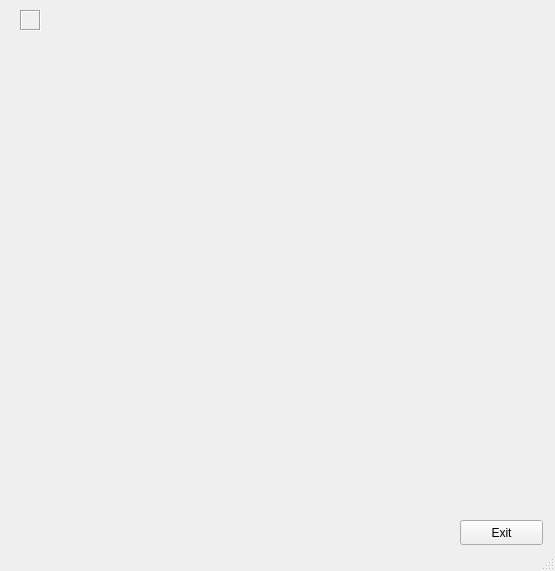
Old version of the form Neuroset/mainwindow.ui in the repository arthur-dao/Neuroset-Simulator.
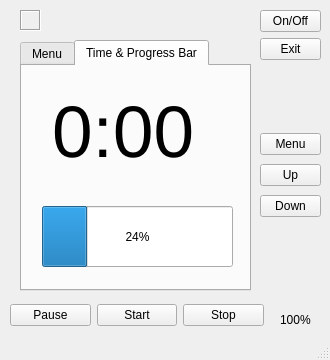
New version of the form. The open tabs and pages were chosen to show the change. Custom widgets are drawn as their Qt base class.

Commit message: rough ui for neureset

Patch:
```diff
--- a/Neuroset/mainwindow.ui
+++ b/Neuroset/mainwindow.ui
@@ -6,28 +6,15 @@
    <rect>
     <x>0</x>
     <y>0</y>
-    <width>555</width>
-    <height>571</height>
+    <width>330</width>
+    <height>360</height>
    </rect>
   </property>
   <property name="windowTitle">
    <string>MainWindow</string>
   </property>
   <widget class="QWidget" name="centralwidget">
-   <widget class="QPushButton" name="exitButton">
-    <property name="geometry">
-     <rect>
-      <x>460</x>
-      <y>520</y>
-      <width>83</width>
-      <height>25</height>
-     </rect>
-    </property>
-    <property name="text">
-     <string>Exit</string>
-    </property>
-   </widget>
-   <widget class="QLedLabel" name="label">
+   <widget class="QLedLabel" name="deviceStatus">
     <property name="geometry">
      <rect>
       <x>20</x>
@@ -46,6 +33,175 @@
      <string/>
     </property>
    </widget>
+   <widget class="QWidget" name="verticalLayoutWidget">
+    <property name="geometry">
+     <rect>
+      <x>260</x>
+      <y>130</y>
+      <width>61</width>
+      <height>91</height>
+     </rect>
+    </property>
+    <layout class="QVBoxLayout" name="MenuControls">
+     <item>
+      <widget class="QPushButton" name="menuButton">
+       <property name="text">
+        <string>Menu</string>
+       </property>
+      </widget>
+     </item>
+     <item>
+      <widget class="QPushButton" name="menuUp">
+       <property name="text">
+        <string>Up</string>
+       </property>
+      </widget>
+     </item>
+     <item>
+      <widget class="QPushButton" name="menuDown">
+       <property name="text">
+        <string>Down</string>
+       </property>
+      </widget>
+     </item>
+    </layout>
+   </widget>
+   <widget class="QWidget" name="horizontalLayoutWidget">
+    <property name="geometry">
+     <rect>
+      <x>10</x>
+      <y>300</y>
+      <width>254</width>
+      <height>31</height>
+     </rect>
+    </property>
+    <layout class="QHBoxLayout" name="ControlButtons">
+     <item>
+      <widget class="QPushButton" name="pushButton">
+       <property name="text">
+        <string>Pause</string>
+       </property>
+      </widget>
+     </item>
+     <item>
+      <widget class="QPushButton" name="pushButton_2">
+       <property name="text">
+        <string>Start</string>
+       </property>
+      </widget>
+     </item>
+     <item>
+      <widget class="QPushButton" name="pushButton_3">
+       <property name="text">
+        <string>Stop</string>
+       </property>
+      </widget>
+     </item>
+    </layout>
+   </widget>
+   <widget class="QLabel" name="batteryIndicator">
+    <property name="geometry">
+     <rect>
+      <x>280</x>
+      <y>310</y>
+      <width>41</width>
+      <height>20</height>
+     </rect>
+    </property>
+    <property name="text">
+     <string>100%</string>
+    </property>
+   </widget>
+   <widget class="QWidget" name="verticalLayoutWidget_2">
+    <property name="geometry">
+     <rect>
+      <x>260</x>
+      <y>10</y>
+      <width>61</width>
+      <height>51</height>
+     </rect>
+    </property>
+    <layout class="QVBoxLayout" name="PowerButtons">
+     <item>
+      <widget class="QPushButton" name="powerButton">
+       <property name="text">
+        <string>On/Off</string>
+       </property>
+      </widget>
+     </item>
+     <item>
+      <widget class="QPushButton" name="exitButton">
+       <property name="text">
+        <string>Exit</string>
+       </property>
+      </widget>
+     </item>
+    </layout>
+   </widget>
+   <widget class="QTabWidget" name="tabWidget">
+    <property name="geometry">
+     <rect>
+      <x>20</x>
+      <y>40</y>
+      <width>231</width>
+      <height>251</height>
+     </rect>
+    </property>
+    <property name="currentIndex">
+     <number>0</number>
+    </property>
+    <widget class="QWidget" name="tab">
+     <attribute name="title">
+      <string>Menu</string>
+     </attribute>
+     <widget class="QTableWidget" name="uiWithMenu">
+      <property name="geometry">
+       <rect>
+        <x>0</x>
+        <y>0</y>
+        <width>231</width>
+        <height>221</height>
+       </rect>
+      </property>
+     </widget>
+    </widget>
+    <widget class="QWidget" name="tab_2">
+     <attribute name="title">
+      <string>Time &amp;&amp; Progress Bar</string>
+     </attribute>
+     <widget class="QLabel" name="timer">
+      <property name="geometry">
+       <rect>
+        <x>30</x>
+        <y>30</y>
+        <width>161</width>
+        <height>71</height>
+       </rect>
+      </property>
+      <property name="font">
+       <font>
+        <pointsize>55</pointsize>
+       </font>
+      </property>
+      <property name="text">
+       <string>0:00</string>
+      </property>
+     </widget>
+     <widget class="QProgressBar" name="progressBar">
+      <property name="geometry">
+       <rect>
+        <x>20</x>
+        <y>140</y>
+        <width>191</width>
+        <height>61</height>
+       </rect>
+      </property>
+      <property name="value">
+       <number>24</number>
+      </property>
+     </widget>
+    </widget>
+   </widget>
   </widget>
   <widget class="QStatusBar" name="statusbar"/>
  </widget>
```
